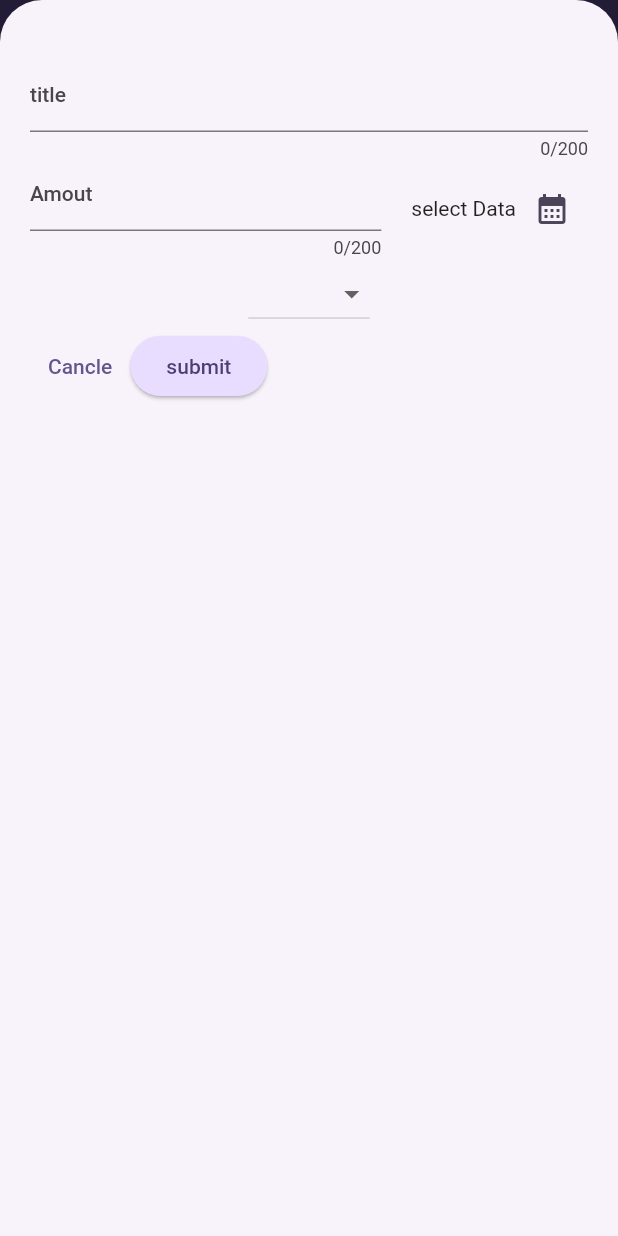
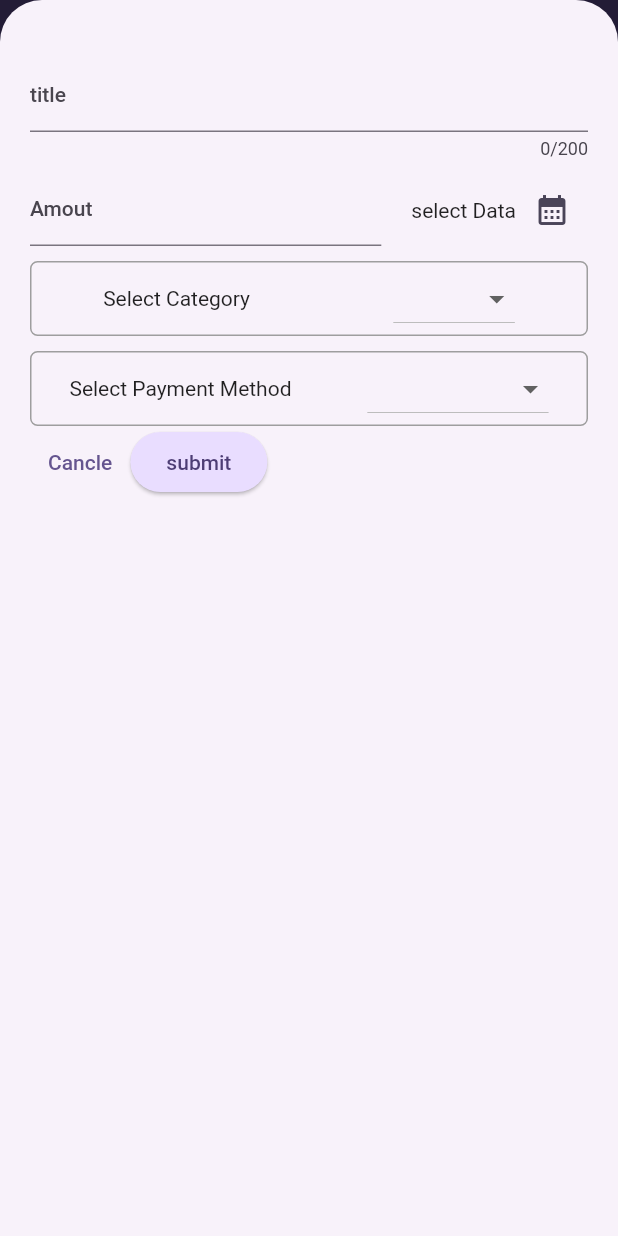
Before and after one commit to jayednahain/Expense-Tracker, a Flutter app: the screen it shows after launch, after a tap on the "add" icon, on a phone screen of 412 x 824 dp. Run offline on Flutter 3.47's test engine with Material 2 defaults, Android fonts, the phone set to English and light mode, and no system bars; missing offline and left inert: dart:ffi.

Commit message:
final back- back up

```diff
--- a/lib/Widgets/AddNewExpenseWidget.dart
+++ b/lib/Widgets/AddNewExpenseWidget.dart
@@ -5,31 +5,33 @@ import 'package:flutter/services.dart';
 
 //107:
 class AddNewExpenseWidget extends StatefulWidget {
-  const AddNewExpenseWidget({super.key,required this.onAddExpense});
+  const AddNewExpenseWidget({super.key, required this.onAddExpense});
+
   final void Function(ExpenseModal expense) onAddExpense;
+
   @override
   State<AddNewExpenseWidget> createState() => _AddNewExpenseWidgetState();
 }
 
 class _AddNewExpenseWidgetState extends State<AddNewExpenseWidget> {
-
   //109:
   final _titleInputFieldController = TextEditingController();
   final _amountInputFieldController = TextEditingController();
+
   // ExpenseCategory  _selectedCategory = ExpenseCategory.travel;
-  ExpenseCategory?  _selectedCategory;
+  ExpenseCategory? _selectedCategory;
   DateTime? _selectedDate;
+  PaymentMethod? _selectPaymentMethod;
 
-
-  void showWarning(){
+  void showWarning() {
     showDialog(
         context: context,
-        builder: (ctx)=>AlertDialog(
+        builder: (ctx) => AlertDialog(
               title: const Text("Invalied Input"),
               content: const Text("Please Fill all the field"),
               actions: [
                 TextButton(
-                onPressed: (){
+                    onPressed: () {
                       Navigator.pop(ctx);
                     },
                     child: const Text("Okay"))
@@ -37,31 +39,31 @@ class _AddNewExpenseWidgetState extends State<AddNewExpenseWidget> {
             ));
   }
 
-  void _submitExpenseData(){
+  void _submitExpenseData() {
     //115
     final enteredAmount = double.tryParse(_amountInputFieldController.text);
-    final amountIsInvalied = enteredAmount == null || enteredAmount <=0;
-    if (_titleInputFieldController.text.trim().isEmpty ||  amountIsInvalied||_selectedDate == null){
+    final amountIsInvalied = enteredAmount == null || enteredAmount <= 0;
+    if (_titleInputFieldController.text.trim().isEmpty ||
+        amountIsInvalied ||
+        _selectedDate == null) {
       showWarning();
       return;
     }
 
-    widget.onAddExpense(
-        ExpenseModal(
+    widget.onAddExpense(ExpenseModal(
         title: _titleInputFieldController.text,
         amount: enteredAmount,
         date: _selectedDate!,
         category: _selectedCategory!,
-            paymentMethod: PaymentMethod.cashMoney
-        )
-    );
+        paymentMethod: _selectPaymentMethod!));
     Navigator.pop(context);
   }
 
   //114
-  void _showDatePicker() async{
+  void _showDatePicker() async {
     final currentData = DateTime.now();
-    final firstDate =DateTime(currentData.year-1,currentData.month, currentData.day);
+    final firstDate =
+        DateTime(currentData.year - 1, currentData.month, currentData.day);
     // showDatePicker(
     //     context: context,
     //     initialDate: currentData,
@@ -72,9 +74,10 @@ class _AddNewExpenseWidgetState extends State<AddNewExpenseWidget> {
         context: context,
         initialDate: currentData,
         firstDate: firstDate,
-        lastDate: currentData
-    );
-    setState(() {_selectedDate = pickDate;});
+        lastDate: currentData);
+    setState(() {
+      _selectedDate = pickDate;
+    });
   }
 
   @override
@@ -85,85 +88,137 @@ class _AddNewExpenseWidgetState extends State<AddNewExpenseWidget> {
     super.dispose();
   }
 
-  Widget _renderAmountAndDate(){
+  Widget _renderAmountAndDate() {
     return Row(
       mainAxisAlignment: MainAxisAlignment.spaceBetween,
       children: [
         Expanded(
             child: TextField(
-              //109:
-              inputFormatters: [ FilteringTextInputFormatter.allow(RegExp("[0-9]"))],
+              inputFormatters: [FilteringTextInputFormatter.allow(RegExp("[0-9]"))],
             keyboardType: TextInputType.number,
             controller: _amountInputFieldController,
-              maxLength: 200,
-              decoration: const InputDecoration(
-                  prefixText: '\$ ',
-                  label: Text("Amout")
-              ),
-            )
-        ),
+            // maxLength: 200,
+            decoration:
+              const InputDecoration(prefixText: '\$ ', label: Text("Amout")),
+        )),
         const SizedBox(width: 20),
         Row(
           mainAxisAlignment: MainAxisAlignment.spaceBetween,
           children: [
             //114
-            Text(_selectedDate == null ?  "select Data" : DateFormatter.format(_selectedDate!)),
+            Text(_selectedDate == null
+                ? "select Data"
+                : DateFormatter.format(_selectedDate!)),
             IconButton(
-                onPressed: (){_showDatePicker();},
-                icon:const Icon(Icons.calendar_month) )
+                onPressed: () {
+                  _showDatePicker();
+                },
+                icon: const Icon(Icons.calendar_month))
           ],
         )
       ],
     );
   }
-  Widget _renderDropDownButton(){
-    return DropdownButton(
-      value: _selectedCategory ,
-        items: ExpenseCategory.values.map((category) =>
-            DropdownMenuItem(
+
+  Widget _renderCategoryDropDownButton() {
+    return Container(
+      decoration: BoxDecoration(
+        border: Border.all(
+          color: Colors.grey,  // Border color
+          width: 1.0,         // Border width
+        ),
+        borderRadius: BorderRadius.circular(5.0), // Optional: border radius
+      ),
+      child: Row(
+        mainAxisAlignment: MainAxisAlignment.spaceAround,
+        children: [
+          Text("Select Category"),
+          DropdownButton(
+            value: _selectedCategory,
+            items: ExpenseCategory.values
+                .map((category) => DropdownMenuItem(
                 value: category,
-            child:Text(category.name.toUpperCase())
-        )
-        ).toList(),
-        onChanged: (value){
-        if(value == null){
+                child: Text(category.name.toUpperCase())))
+                .toList(),
+            onChanged: (value) {
+              if (value == null) {
                 return;
               }
               setState(() {
-          _selectedCategory =value;
+                _selectedCategory = value;
               });
+            },
+          ),
+        ],
+      ),
+    );
+  }
+
+  Widget _renderPaymentMethodDropDownButton(){
+    return Container(
+      decoration: BoxDecoration(
+        border: Border.all(
+          color: Colors.grey,  // Border color
+          width: 1.0,         // Border width
+        ),
+        borderRadius: BorderRadius.circular(5.0), // Optional: border radius
+      ),
+      child: Row(
+        mainAxisAlignment: MainAxisAlignment.spaceAround,
+        children: [
+          Text("Select Payment Method"),
+          DropdownButton(
+            value: _selectPaymentMethod,
+            items: PaymentMethod.values
+                .map((category) => DropdownMenuItem(
+                value: category,
+                child: Text(category.name.toUpperCase())))
+                .toList(),
+            onChanged: (value) {
+              if (value == null) {
+                return;
+              }
+              setState(() {
+                _selectPaymentMethod = value;
               });
+            },
+          ),
+        ],
+      ),
+    );
   }
 
   @override
   Widget build(BuildContext context) {
     return Padding(
-      padding: const EdgeInsets.symmetric(
-        horizontal: 20, vertical: 40
-      ),
+      padding: const EdgeInsets.symmetric(horizontal: 20, vertical: 40),
       child: Column(
         children: [
           TextField(
             controller: _titleInputFieldController,
             maxLength: 200,
-            decoration: const InputDecoration(
-              label: Text("title")
+            decoration: const InputDecoration(label: Text("title")),
           ),
-          ),
+          SizedBox(height: 10),
           _renderAmountAndDate(),
-          _renderDropDownButton(),
+          SizedBox(height: 10),
+          _renderCategoryDropDownButton(),
+          SizedBox(height: 10),
+          _renderPaymentMethodDropDownButton(),
           //108
           Row(
             children: [
-              TextButton(onPressed: (){
+              TextButton(
+                  onPressed: () {
                     Navigator.pop(context);
-              }, child: Text("Cancle")),
-
+                  },
+                  child: Text("Cancle")),
               ElevatedButton(
-                  onPressed: (){
+                  onPressed: () {
                     _submitExpenseData();
                     print(_titleInputFieldController.text);
-                  }, child: Text("submit"))
+                  },
+                  child: Text("submit"))
             ],
           )
         ],
```
Also changed, not shown: lib/Expenses.dart (+4 -6 lines). Lines whose indentation alone changed are shown as unchanged.
